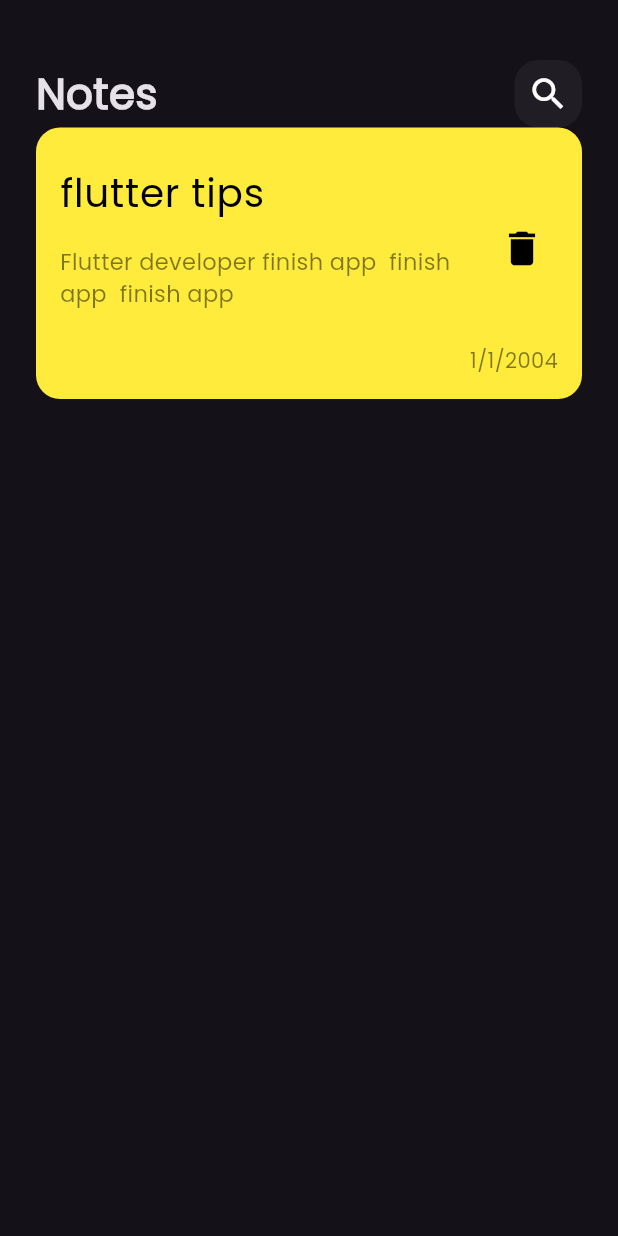
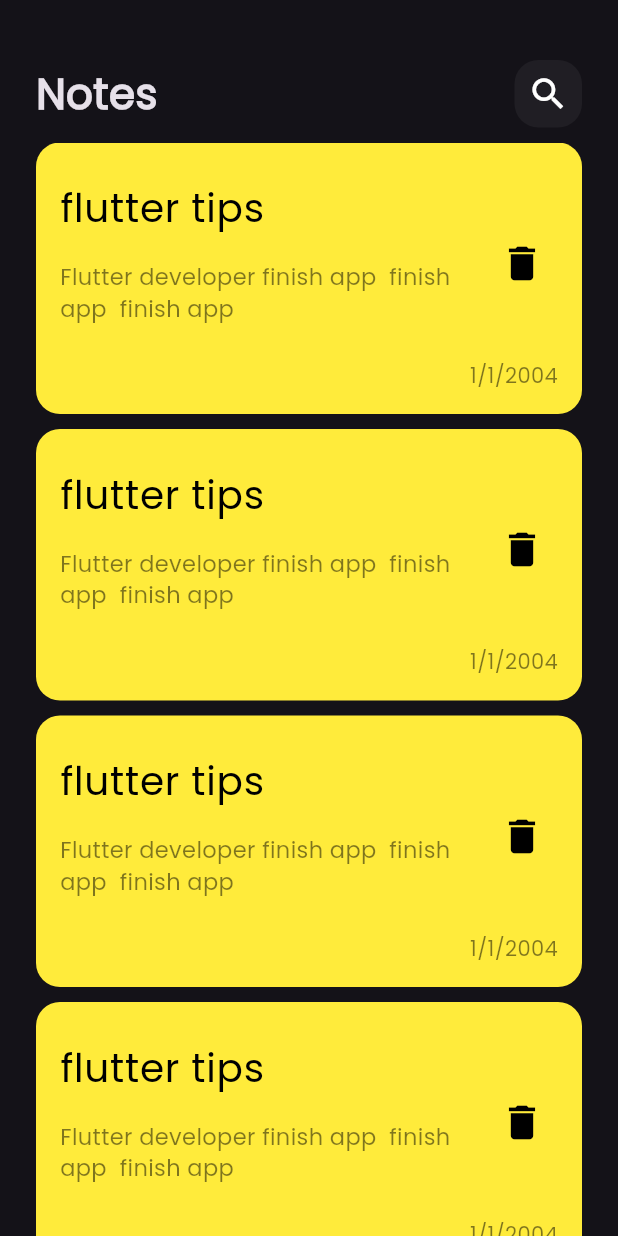
Before and after one commit to mahmoud123asd/NotesApp, a Flutter app: the screen it shows after launch, on a phone screen of 412 x 824 dp. Run offline on Flutter 3.47's test engine with Material 3 defaults, Android fonts, the phone set to English and light mode, and no system bars.

Commit message:
create notes list view

```diff
--- a/lib/widgets/note_item.dart
+++ b/lib/widgets/note_item.dart
@@ -6,6 +6,7 @@ class NoteItem extends StatelessWidget {
   @override
   Widget build(BuildContext context) {
     return Container(
+      margin: EdgeInsets.only(bottom: 10),
       padding: EdgeInsets.only(top: 16, bottom: 16, right: 16),
       decoration: BoxDecoration(
         color: Colors.yellow,
--- /dev/null
+++ b/lib/widgets/notes_list_view.dart
@@ -0,0 +1,19 @@
+import 'package:flutter/material.dart';
+import 'package:notes_app/widgets/note_item.dart';
+
+class NotesListView extends StatelessWidget {
+  const NotesListView({
+    super.key,
+  });
+
+  @override
+  Widget build(BuildContext context) {
+    return Expanded(
+      child: ListView.builder(
+        itemBuilder: (BuildContext context, int index) {
+          return NoteItem();
+        },
+      ),
+    );
+  }
+}
--- a/lib/widgets/notes_view_body.dart
+++ b/lib/widgets/notes_view_body.dart
@@ -1,6 +1,6 @@
 import 'package:flutter/material.dart';
 import 'package:notes_app/widgets/custom_app_bar.dart';
-import 'package:notes_app/widgets/note_item.dart';
+import 'package:notes_app/widgets/notes_list_view.dart';
 
 class NotesViewBody extends StatelessWidget {
   const NotesViewBody({super.key});
@@ -15,7 +15,10 @@ class NotesViewBody extends StatelessWidget {
             height: 40,
           ),
           CustomAppBar(),
-          NoteItem(),
+          SizedBox(
+            height: 10,
+          ),
+          NotesListView()
         ],
       ),
     );
```
